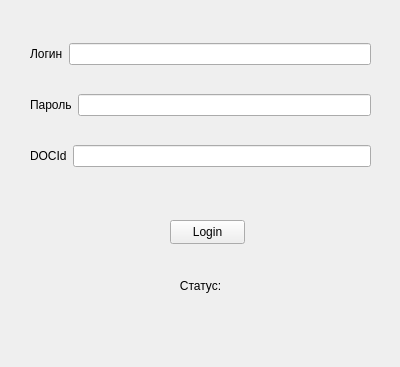
First picture: the form in desktop/my_qt/testing/Login.ui, repository gepasgoy/digital-clone, before the edit.
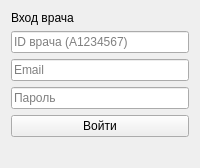
Second picture: the form after the edit.

Patch:
```diff
--- a/desktop/my_qt/testing/Login.ui
+++ b/desktop/my_qt/testing/Login.ui
@@ -1,101 +1,30 @@
 <?xml version="1.0" encoding="UTF-8"?>
 <ui version="4.0">
- <class>Form</class>
- <widget class="QWidget" name="Form">
-  <property name="geometry">
-   <rect>
-    <x>0</x>
-    <y>0</y>
-    <width>400</width>
-    <height>367</height>
-   </rect>
-  </property>
-  <property name="windowTitle">
-   <string>Form</string>
-  </property>
-  <widget class="QPushButton" name="loginBtn">
-   <property name="geometry">
-    <rect>
-     <x>170</x>
-     <y>220</y>
-     <width>75</width>
-     <height>24</height>
-    </rect>
-   </property>
-   <property name="text">
-    <string>Login</string>
-   </property>
-  </widget>
-  <widget class="QWidget" name="layoutWidget">
-   <property name="geometry">
-    <rect>
-     <x>30</x>
-     <y>20</y>
-     <width>341</width>
-     <height>171</height>
-    </rect>
-   </property>
-   <layout class="QVBoxLayout" name="verticalLayout">
-    <item>
-     <layout class="QHBoxLayout" name="horizontalLayout">
-      <item>
-       <widget class="QLabel" name="label">
-        <property name="text">
-         <string>Логин</string>
-        </property>
-       </widget>
-      </item>
-      <item>
-       <widget class="QLineEdit" name="mailEdit"/>
-      </item>
-     </layout>
-    </item>
-    <item>
-     <layout class="QHBoxLayout" name="horizontalLayout_2">
-      <item>
-       <widget class="QLabel" name="label_2">
-        <property name="text">
-         <string>Пароль</string>
-        </property>
-       </widget>
-      </item>
-      <item>
-       <widget class="QLineEdit" name="passEdit"/>
-      </item>
-     </layout>
-    </item>
-    <item>
-     <layout class="QHBoxLayout" name="horizontalLayout_3">
-      <item>
-       <widget class="QLabel" name="label_3">
-        <property name="text">
-         <string>DOCId</string>
-        </property>
-       </widget>
-      </item>
-      <item>
-       <widget class="QLineEdit" name="idEdit"/>
-      </item>
-     </layout>
-    </item>
-   </layout>
-  </widget>
-  <widget class="QLabel" name="statusLabel">
-   <property name="geometry">
-    <rect>
-     <x>130</x>
-     <y>260</y>
-     <width>141</width>
-     <height>51</height>
-    </rect>
-   </property>
-   <property name="text">
-    <string>Статус:</string>
-   </property>
-   <property name="alignment">
-    <set>Qt::AlignmentFlag::AlignCenter</set>
-   </property>
-  </widget>
+ <class>LoginForm</class>
+ <widget class="QWidget" name="LoginForm">
+  <layout class="QVBoxLayout">
+   <item><widget class="QLabel"><property name="text"><string>Вход врача</string></property></widget></item>
+
+   <item><widget class="QLineEdit" name="idEdit">
+     <property name="placeholderText"><string>ID врача (A1234567)</string></property>
+   </widget></item>
+
+   <item><widget class="QLineEdit" name="mailEdit">
+     <property name="placeholderText"><string>Email</string></property>
+   </widget></item>
+
+   <item><widget class="QLineEdit" name="passEdit">
+     <property name="echoMode"><enum>QLineEdit.Password</enum></property>
+     <property name="placeholderText"><string>Пароль</string></property>
+   </widget></item>
+
+   <item><widget class="QPushButton" name="loginBtn">
+     <property name="text"><string>Войти</string></property>
+   </widget></item>
+
+   <item><widget class="QLabel" name="statusLabel"/></item>
+
+  </layout>
  </widget>
  <resources/>
  <connections/>
```
Left out of the diff: 2 changed lines with no effect on the pictures.
